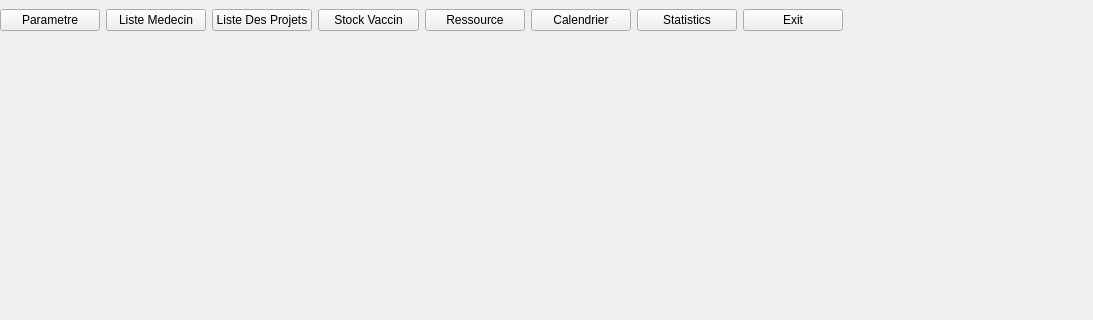
This is mainwindow.ui in ProjetCPP-S2-2A15/projetcpp2a15-vaccicare as Qt 5 draws it before an edit; both pictures show x 0 to 1093 and y 0 to 320 of the 1196 by 727 pixel window. The edited form follows.
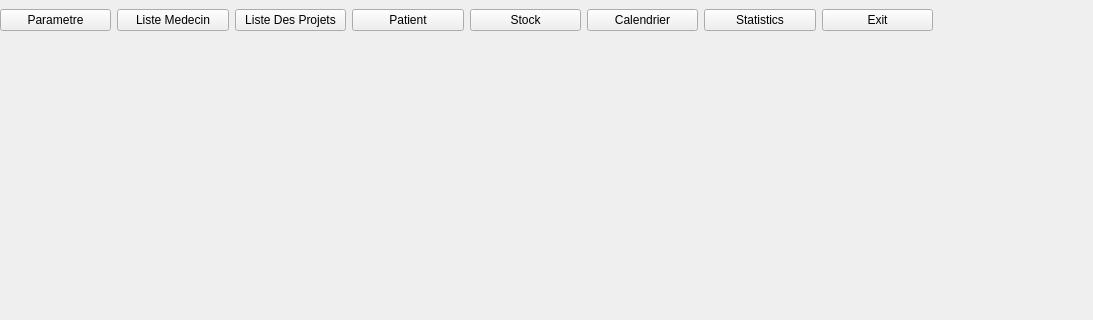
This is the edited form.

```diff
--- a/mainwindow.ui
+++ b/mainwindow.ui
@@ -19,7 +19,7 @@
      <rect>
       <x>0</x>
       <y>0</y>
-      <width>843</width>
+      <width>933</width>
       <height>41</height>
      </rect>
     </property>
@@ -48,14 +48,14 @@
      <item>
       <widget class="QPushButton" name="ButtonStockVaccin">
        <property name="text">
-        <string>Stock Vaccin</string>
+        <string>Patient</string>
        </property>
       </widget>
      </item>
      <item>
       <widget class="QPushButton" name="ButtonRessource">
        <property name="text">
-        <string>Ressource</string>
+        <string>Stock</string>
        </property>
       </widget>
      </item>
```
Left out of the diff: 4 changed lines with no effect on the pictures.
